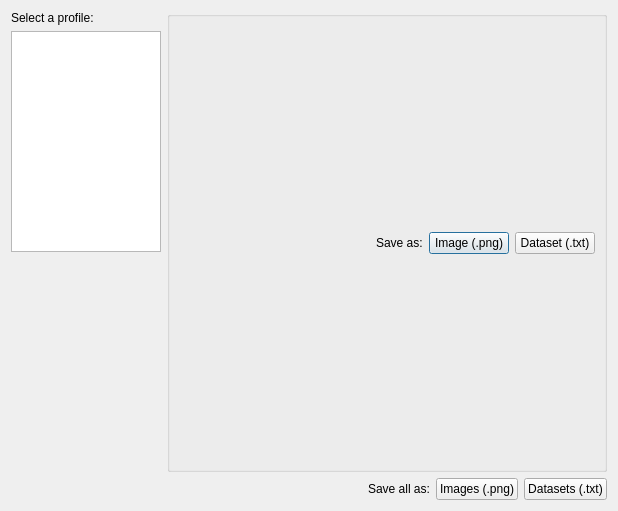
Above: qThrowMeasurement/ui/atmdisplayprofilesdlg.ui from evaristelegallois/ATMplugin before the change. Below: the same form after it.
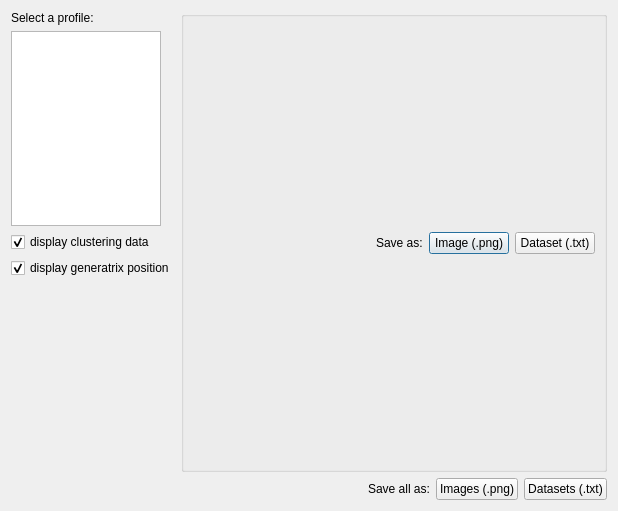
That is the form after the change.

The edit to the form file:
```diff
--- a/qThrowMeasurement/ui/atmdisplayprofilesdlg.ui
+++ b/qThrowMeasurement/ui/atmdisplayprofilesdlg.ui
@@ -33,6 +33,26 @@
        </property>
       </widget>
      </item>
+     <item>
+      <widget class="QCheckBox" name="clusterCheckBox">
+       <property name="text">
+        <string>display clustering data</string>
+       </property>
+       <property name="checked">
+        <bool>true</bool>
+       </property>
+      </widget>
+     </item>
+     <item>
+      <widget class="QCheckBox" name="genCheckBox">
+       <property name="text">
+        <string>display generatrix position</string>
+       </property>
+       <property name="checked">
+        <bool>true</bool>
+       </property>
+      </widget>
+     </item>
      <item>
       <spacer name="verticalSpacer">
        <property name="orientation">
```
